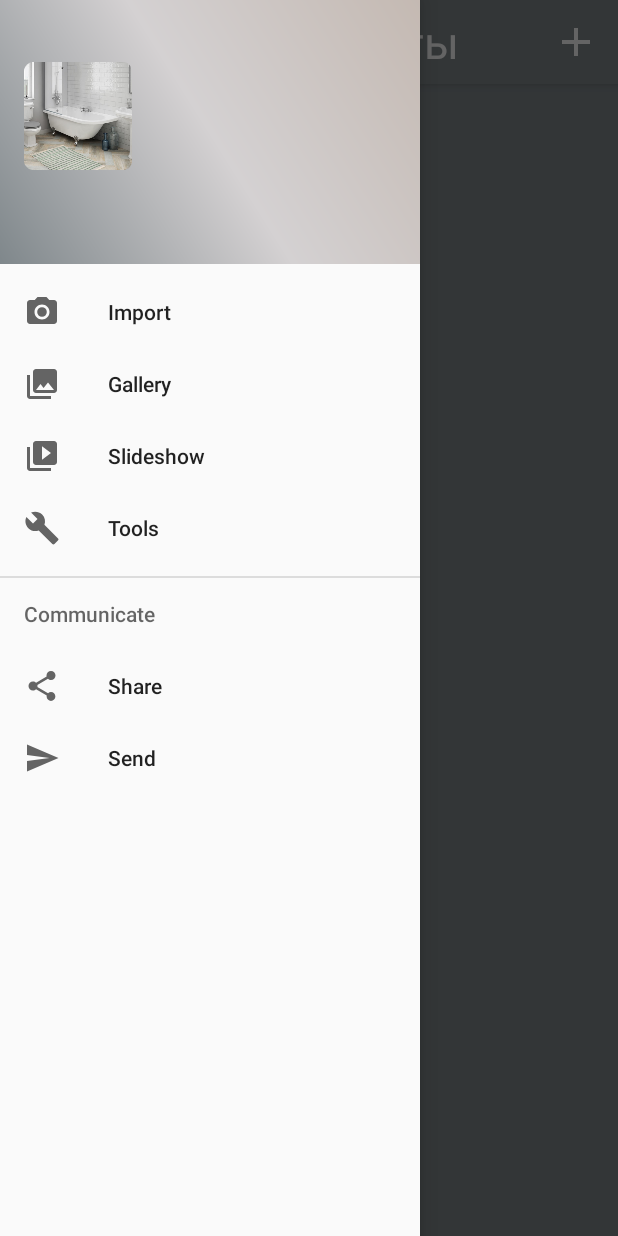
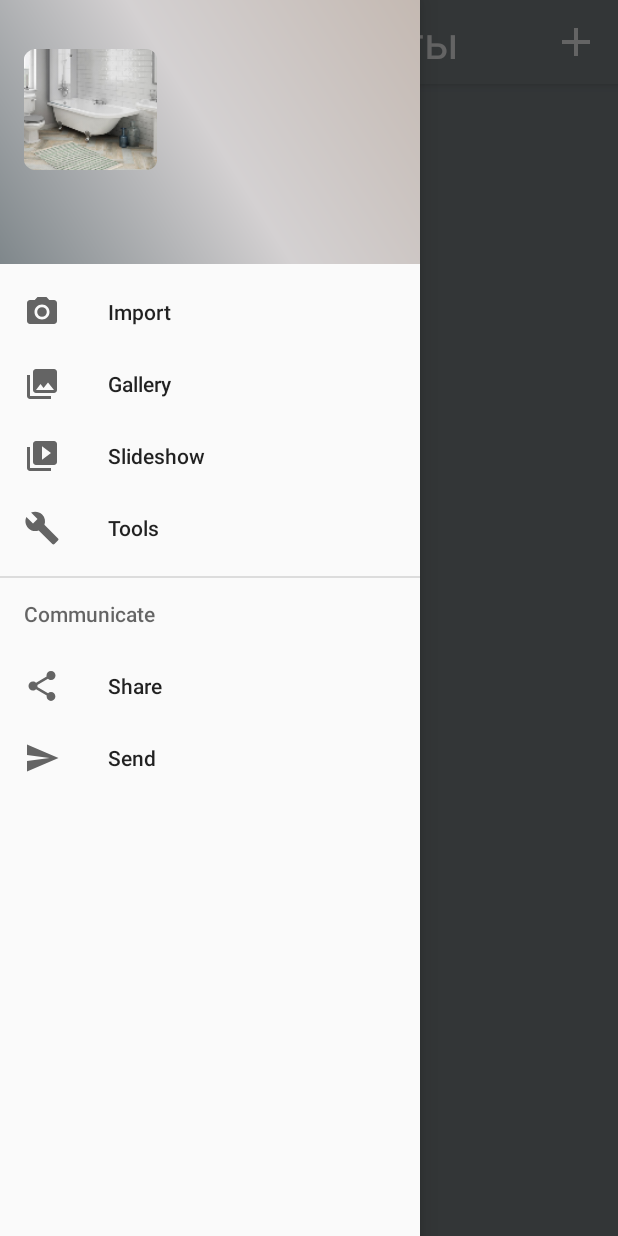
Before and after one commit to Ruslan320/SmartHome, an Android app: the MainActivity screen opened directly, with no data from a screen before it, with the side drawer open, on a phone screen of 412 x 824 dp. Run offline under Robolectric (Android 15) with nearby library versions, the phone set to English and light mode, and no system bars; our stand-ins replace Firebase (no records; nobody signed in at launch, a user with empty details on screens opened directly); libraries missing offline, so code that uses them is left out: com.firebase.ui, org.eclipse.paho; 9 statements that could not run were skipped.

```diff
--- a/app/src/main/java/com/example/smarthome/activity/MainActivity.java
+++ b/app/src/main/java/com/example/smarthome/activity/MainActivity.java
@@ -6,6 +6,7 @@ import android.content.Intent;
 import android.net.Uri;
 import android.os.Build;
 import android.os.Bundle;
+import android.provider.MediaStore;
 import android.support.annotation.NonNull;
 import android.support.annotation.RequiresApi;
 import android.support.design.widget.Snackbar;
@@ -45,6 +46,7 @@ import com.google.firebase.analytics.FirebaseAnalytics;
 import com.google.firebase.auth.FirebaseAuth;
 import com.google.firebase.auth.FirebaseUser;
 import com.google.firebase.auth.UserInfo;
+import com.google.firebase.auth.UserProfileChangeRequest;
 import com.google.firebase.firestore.CollectionReference;
 import com.google.firebase.firestore.DocumentReference;
 import com.google.firebase.firestore.DocumentSnapshot;
@@ -57,6 +59,7 @@ import org.eclipse.paho.client.mqttv3.IMqttDeliveryToken;
 import org.eclipse.paho.client.mqttv3.MqttCallbackExtended;
 import org.eclipse.paho.client.mqttv3.MqttMessage;
 
+import java.io.IOException;
 import java.util.ArrayList;
 import java.util.Arrays;
 import java.util.Collection;
@@ -81,6 +84,9 @@ public class MainActivity extends AppCompatActivity
     private static final String TAG = "My_TAG";
     private Collection<Room> rooms;
     ProgressBar progressBar;
+    private ImageView im;
+    private FirebaseUser user;
+
 
     @Override
     protected void onCreate(Bundle savedInstanceState) {
@@ -92,7 +98,7 @@ public class MainActivity extends AppCompatActivity
         progressBar = (ProgressBar) findViewById(R.id.progressBar);
         progressBar.setVisibility(ProgressBar.VISIBLE);
 
-        FirebaseUser user = FirebaseAuth.getInstance().getCurrentUser();
+        user = FirebaseAuth.getInstance().getCurrentUser();
 
 
 
@@ -142,7 +148,7 @@ public class MainActivity extends AppCompatActivity
 
         TextView nm = headerLayout.findViewById(R.id.nav_name);
         TextView em = headerLayout.findViewById(R.id.nav_email);
-        ImageView im = headerLayout.findViewById(R.id.nav_img);
+        im = headerLayout.findViewById(R.id.nav_img);
         for (UserInfo profile : user.getProviderData()) {
 
             // Name, email address
@@ -153,6 +159,7 @@ public class MainActivity extends AppCompatActivity
             nm.setText(name);
             em.setText(email);
             im.setImageURI(uri);
+
         }
         navigationView.setNavigationItemSelectedListener(this);
 
@@ -463,7 +470,11 @@ public class MainActivity extends AppCompatActivity
         int id = item.getItemId();
 
         if (id == R.id.nav_camera) {
-            // Handle the camera action
+
+            Intent photoPickerIntent = new Intent(Intent.ACTION_PICK);
+            photoPickerIntent.setType("image/*");
+            startActivityForResult(photoPickerIntent, 1);
+
         } else if (id == R.id.nav_gallery) {
 
         } else if (id == R.id.nav_slideshow) {
@@ -483,6 +494,24 @@ public class MainActivity extends AppCompatActivity
 
         return true;
     }
+    @Override
+    protected void onActivityResult(int requestCode, int resultCode, Intent imageReturnedIntent) {
+        super.onActivityResult(requestCode, resultCode, imageReturnedIntent);
+
+        NavigationView navigationView = (NavigationView) findViewById(R.id.nav_view);
+        View headerLayout = navigationView.getHeaderView(0);
+        im = headerLayout.findViewById(R.id.nav_img);
+        if (requestCode == 1) {
+            if (resultCode == RESULT_OK) {
+                UserProfileChangeRequest profileUpdates = new UserProfileChangeRequest.Builder()
+                        .setPhotoUri(imageReturnedIntent.getData())
+                        .build();
+
+                user.updateProfile(profileUpdates);
+                im.setImageURI(imageReturnedIntent.getData());
+            }
+        }
+    }
 
 
 }
--- a/app/src/main/res/layout/nav_header_main.xml
+++ b/app/src/main/res/layout/nav_header_main.xml
@@ -14,10 +14,11 @@
 
     <ImageView
         android:id="@+id/nav_img"
-        android:layout_width="wrap_content"
-        android:layout_height="wrap_content"
+        android:layout_width="40pt"
+        android:layout_height="40pt"
         android:contentDescription="@string/nav_header_desc"
         android:paddingTop="@dimen/nav_header_vertical_spacing"
+        android:scaleType="fitXY"
         app:srcCompat="@mipmap/ic_launcher_round" />
 
     <TextView
```
